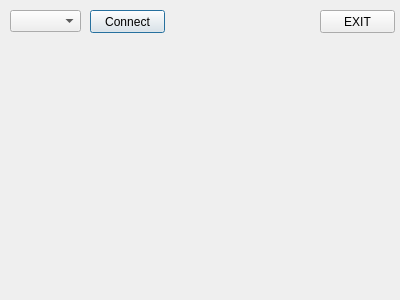
The window that window.ui (Cortezoo/SENSOR_Terminal) describes before a commit, drawn with Qt 5.
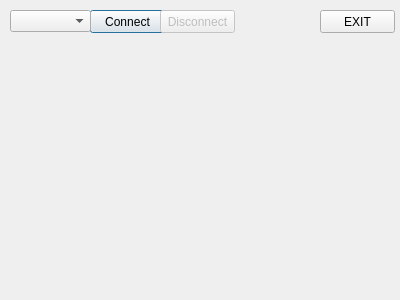
The same window after the commit.

Commit message: serial connection and thread receiving added

Patch:
```diff
--- a/window.ui
+++ b/window.ui
@@ -44,11 +44,27 @@
     <rect>
      <x>10</x>
      <y>10</y>
-     <width>71</width>
+     <width>81</width>
      <height>22</height>
     </rect>
    </property>
   </widget>
+  <widget class="QPushButton" name="buttonDisconnect">
+   <property name="enabled">
+    <bool>false</bool>
+   </property>
+   <property name="geometry">
+    <rect>
+     <x>160</x>
+     <y>10</y>
+     <width>75</width>
+     <height>23</height>
+    </rect>
+   </property>
+   <property name="text">
+    <string>Disconnect</string>
+   </property>
+  </widget>
  </widget>
  <resources/>
  <connections/>
```
The commit also changes 1 other file.
